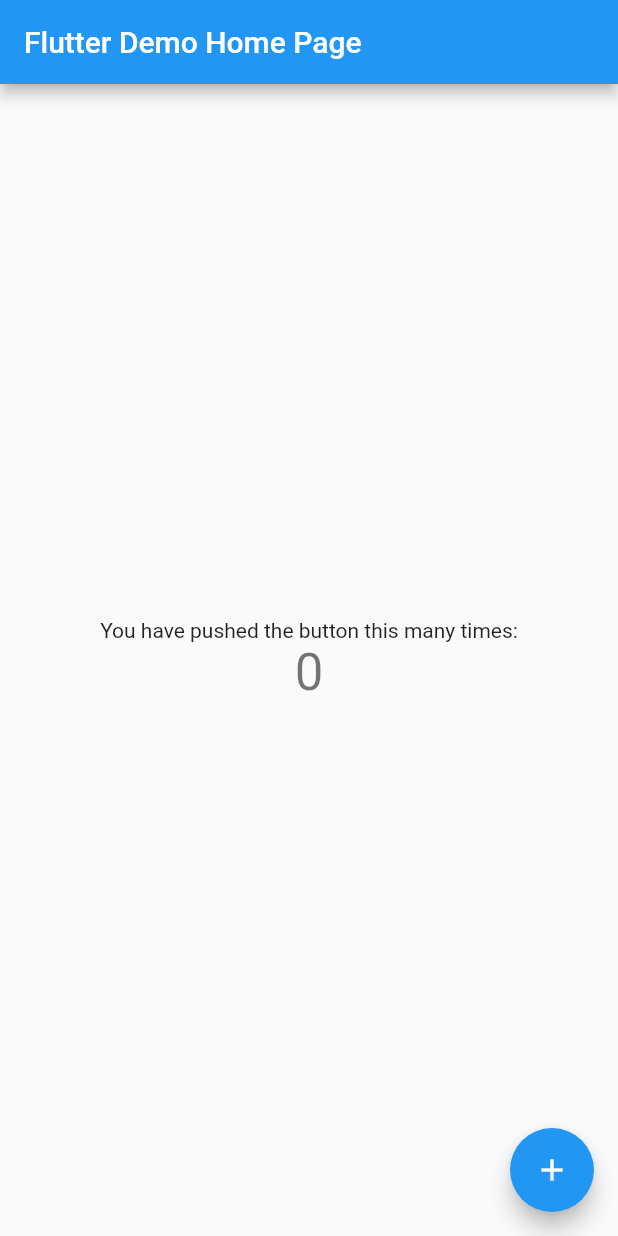
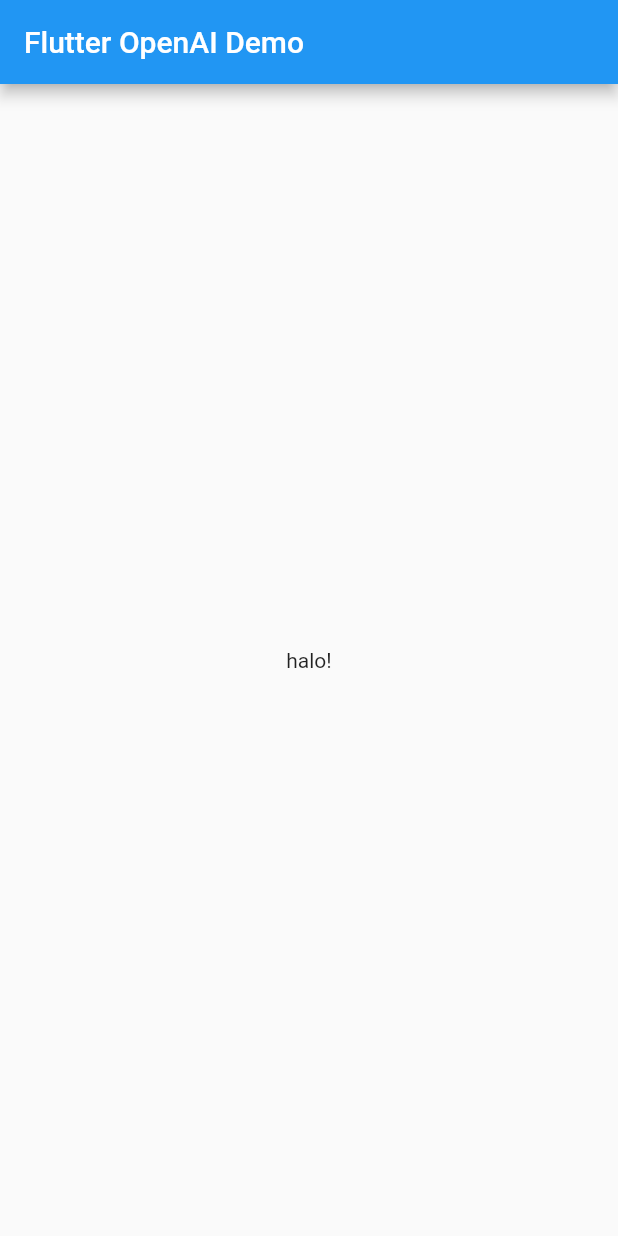
Before and after one commit to nadirbslmh/flutter-openai-demo, a Flutter app: the screen it shows after launch, on a phone screen of 412 x 824 dp. Run offline on Flutter 3.47's test engine with Material 2 defaults, Android fonts, the light colour scheme and no system bars.

Commit message:
feat(screen): add home screen skeleton

```diff
--- a/lib/main.dart
+++ b/lib/main.dart
@@ -1,4 +1,5 @@
 import 'package:flutter/material.dart';
+import 'package:flutter_openai_demo/screens/home.dart';
 
 void main() {
   runApp(const MyApp());
@@ -7,109 +8,15 @@
 class MyApp extends StatelessWidget {
   const MyApp({super.key});
 
-  // This widget is the root of your application.
   @override
   Widget build(BuildContext context) {
     return MaterialApp(
-      title: 'Flutter Demo',
+      title: 'Flutter OpenAI Demo',
+      debugShowCheckedModeBanner: false,
       theme: ThemeData(
-        // This is the theme of your application.
-        //
-        // Try running your application with "flutter run". You'll see the
-        // application has a blue toolbar. Then, without quitting the app, try
-        // changing the primarySwatch below to Colors.green and then invoke
-        // "hot reload" (press "r" in the console where you ran "flutter run",
-        // or simply save your changes to "hot reload" in a Flutter IDE).
-        // Notice that the counter didn't reset back to zero; the application
-        // is not restarted.
         primarySwatch: Colors.blue,
       ),
-      home: const MyHomePage(title: 'Flutter Demo Home Page'),
+      home: const HomeScreen(),
     );
   }
 }
-
-class MyHomePage extends StatefulWidget {
-  const MyHomePage({super.key, required this.title});
-
-  // This widget is the home page of your application. It is stateful, meaning
-  // that it has a State object (defined below) that contains fields that affect
-  // how it looks.
-
-  // This class is the configuration for the state. It holds the values (in this
-  // case the title) provided by the parent (in this case the App widget) and
-  // used by the build method of the State. Fields in a Widget subclass are
-  // always marked "final".
-
-  final String title;
-
-  @override
-  State<MyHomePage> createState() => _MyHomePageState();
-}
-
-class _MyHomePageState extends State<MyHomePage> {
-  int _counter = 0;
-
-  void _incrementCounter() {
-    setState(() {
-      // This call to setState tells the Flutter framework that something has
-      // changed in this State, which causes it to rerun the build method below
-      // so that the display can reflect the updated values. If we changed
-      // _counter without calling setState(), then the build method would not be
-      // called again, and so nothing would appear to happen.
-      _counter++;
-    });
-  }
-
-  @override
-  Widget build(BuildContext context) {
-    // This method is rerun every time setState is called, for instance as done
-    // by the _incrementCounter method above.
-    //
-    // The Flutter framework has been optimized to make rerunning build methods
-    // fast, so that you can just rebuild anything that needs updating rather
-    // than having to individually change instances of widgets.
-    return Scaffold(
-      appBar: AppBar(
-        // Here we take the value from the MyHomePage object that was created by
-        // the App.build method, and use it to set our appbar title.
-        title: Text(widget.title),
-      ),
-      body: Center(
-        // Center is a layout widget. It takes a single child and positions it
-        // in the middle of the parent.
-        child: Column(
-          // Column is also a layout widget. It takes a list of children and
-          // arranges them vertically. By default, it sizes itself to fit its
-          // children horizontally, and tries to be as tall as its parent.
-          //
-          // Invoke "debug painting" (press "p" in the console, choose the
-          // "Toggle Debug Paint" action from the Flutter Inspector in Android
-          // Studio, or the "Toggle Debug Paint" command in Visual Studio Code)
-          // to see the wireframe for each widget.
-          //
-          // Column has various properties to control how it sizes itself and
-          // how it positions its children. Here we use mainAxisAlignment to
-          // center the children vertically; the main axis here is the vertical
-          // axis because Columns are vertical (the cross axis would be
-          // horizontal).
-          mainAxisAlignment: MainAxisAlignment.center,
-          children: <Widget>[
-            const Text(
-              'You have pushed the button this many times:',
-            ),
-            Text(
-              '$_counter',
-              style: Theme.of(context).textTheme.headline4,
-            ),
-          ],
-        ),
-      ),
-      floatingActionButton: FloatingActionButton(
-        onPressed: _incrementCounter,
-        tooltip: 'Increment',
-        child: const Icon(Icons.add),
-      ), // This trailing comma makes auto-formatting nicer for build methods.
-    );
-  }
-}
--- /dev/null
+++ b/lib/screens/home.dart
@@ -0,0 +1,22 @@
+import 'package:flutter/material.dart';
+
+class HomeScreen extends StatefulWidget {
+  const HomeScreen({super.key});
+
+  @override
+  State<HomeScreen> createState() => _HomeScreenState();
+}
+
+class _HomeScreenState extends State<HomeScreen> {
+  @override
+  Widget build(BuildContext context) {
+    return Scaffold(
+      appBar: AppBar(
+        title: const Text('Flutter OpenAI Demo'),
+      ),
+      body: const Center(
+        child: Text('halo!'),
+      ),
+    );
+  }
+}
```
